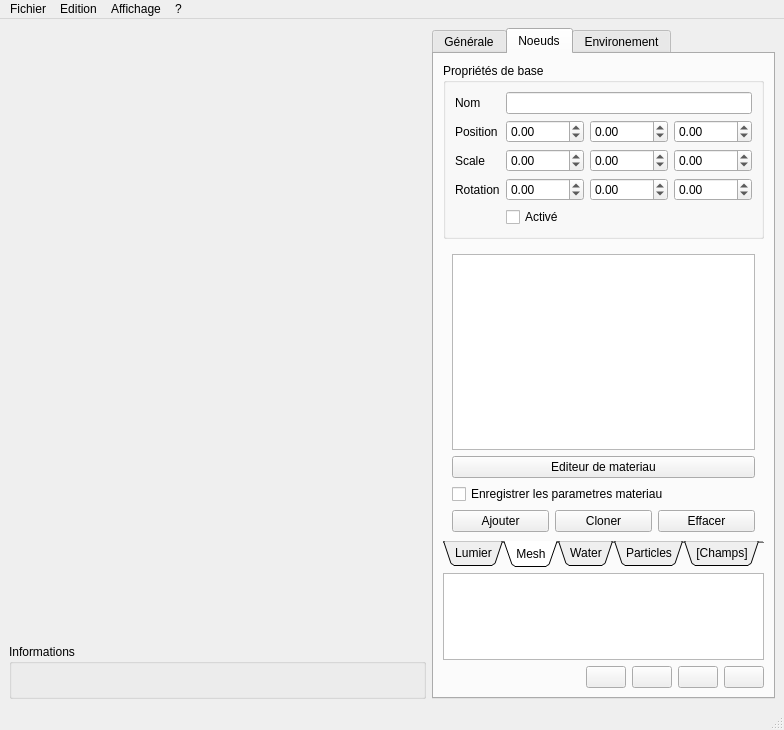
This is sources/interface.ui in b4n92uid/theball-editor as Qt 5 draws it before an edit. The edited form follows.
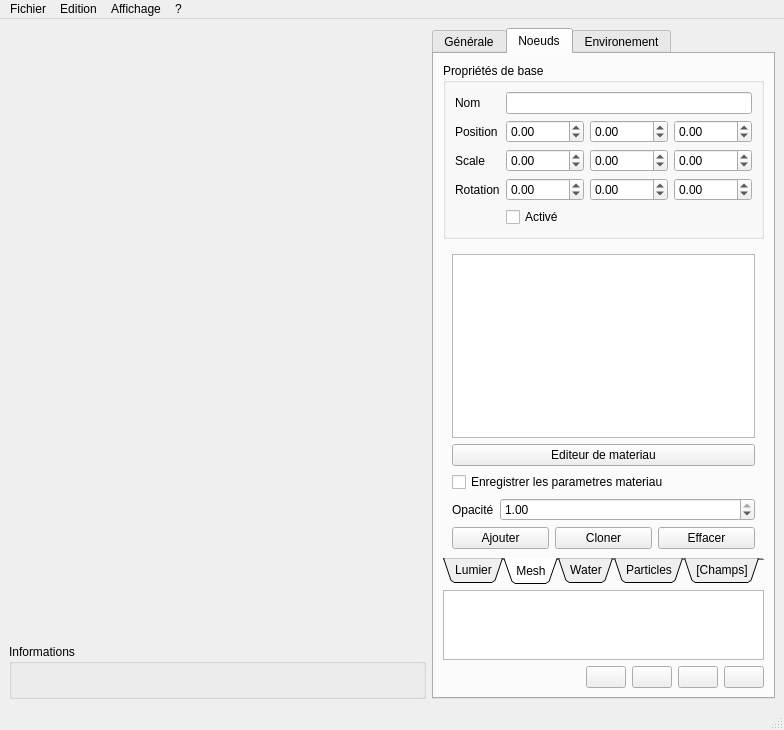
This is the edited form. Icons and pictures are not drawn. Custom widgets are drawn as their Qt base class.

Commit message: Add: Opacity field on main interface

Patch:
```diff
--- a/sources/interface.ui
+++ b/sources/interface.ui
@@ -615,6 +615,33 @@
                 </property>
                </widget>
               </item>
+              <item>
+               <layout class="QFormLayout" name="formLayout_9">
+                <property name="fieldGrowthPolicy">
+                 <enum>QFormLayout::AllNonFixedFieldsGrow</enum>
+                </property>
+                <item row="0" column="0">
+                 <widget class="QLabel" name="label_36">
+                  <property name="text">
+                   <string>Opacité</string>
+                  </property>
+                 </widget>
+                </item>
+                <item row="0" column="1">
+                 <widget class="QDoubleSpinBox" name="node_mesh_opacity">
+                  <property name="maximum">
+                   <double>1.000000000000000</double>
+                  </property>
+                  <property name="singleStep">
+                   <double>0.100000000000000</double>
+                  </property>
+                  <property name="value">
+                   <double>1.000000000000000</double>
+                  </property>
+                 </widget>
+                </item>
+               </layout>
+              </item>
              </layout>
             </item>
             <item>
```
